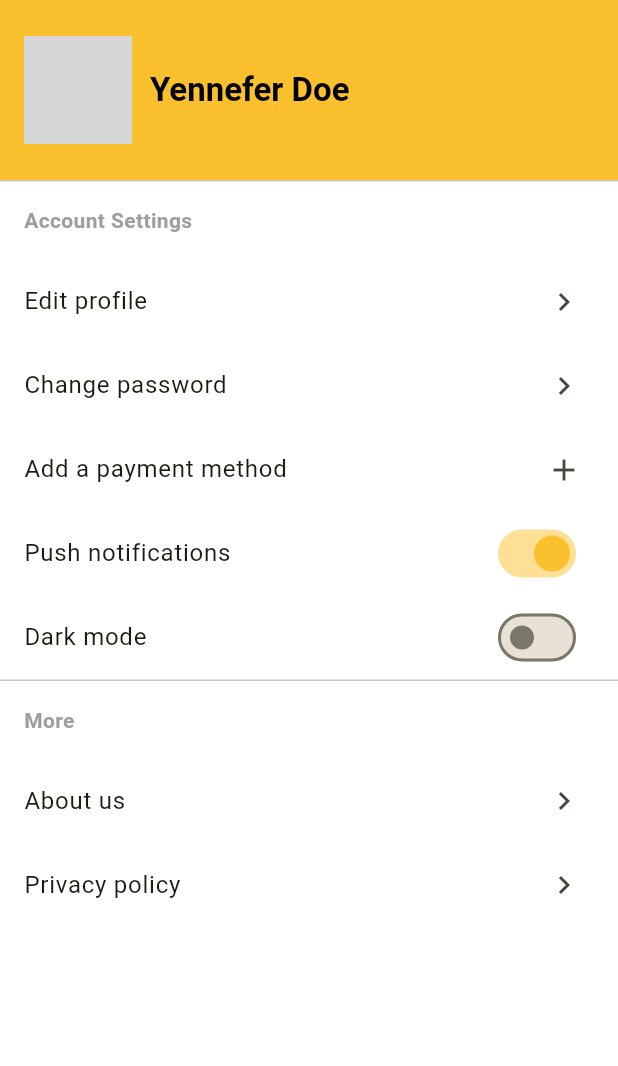
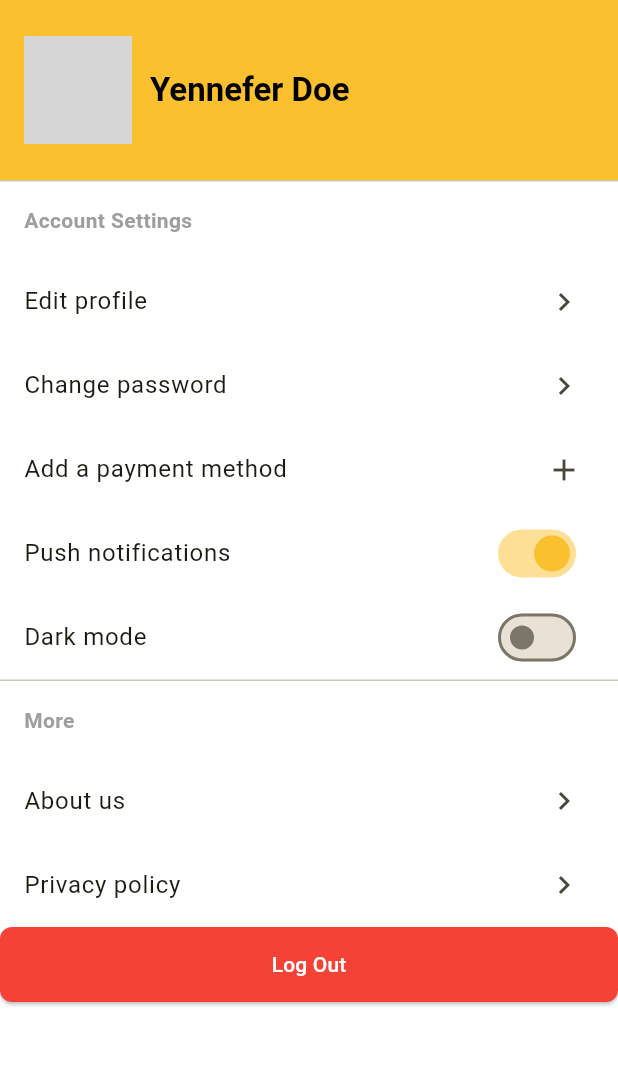
Before and after one commit to k3Dron/linkit, a Flutter app: the SettingsScreen screen opened directly, on a phone screen of 412 x 824 dp, the part 84-1150 px from its top. Run offline on Flutter 3.47's test engine with Material 3 defaults, Android fonts, the phone set to English and light mode, and no system bars; our stand-ins replace cloud_firestore, firebase_auth, firebase_core; accounts and stored records are empty; generated files the repository leaves out were written again; network calls fail; grey boxes are pictures that could not be loaded.

Commit message:
Added new changes

```diff
--- a/lib/main.dart
+++ b/lib/main.dart
@@ -2,6 +2,7 @@
 import 'package:flutter/material.dart';
 import 'package:linkit/firebase_options.dart';
 import 'package:linkit/screens/Chat/controllers/chat_controller.dart';
+import 'package:linkit/screens/Login/login_page.dart';
 import 'package:linkit/screens/main_screen.dart';
 import 'package:provider/provider.dart';
 import 'themes.dart'; // Import our custom theme file
@@ -33,7 +34,7 @@
       theme: AppTheme.lightTheme, // Light theme
       darkTheme: AppTheme.darkTheme, // Dark theme
       themeMode: ThemeMode.system, // Switches based on system settings
-      home: MainScreen(),
+      home: LoginPage(),
     );
   }
 }
--- a/lib/screens/SettingPage/settings_page.dart
+++ b/lib/screens/SettingPage/settings_page.dart
@@ -3,6 +3,7 @@ import 'package:linkit/screens/SettingPage/Components/profile_card.dart';
 import 'package:linkit/screens/SettingPage/Components/section_header.dart';
 import 'package:linkit/screens/SettingPage/Components/settings_switch_tile.dart';
 import 'package:linkit/screens/SettingPage/Components/settings_tile.dart';
+import 'package:linkit/services/SettingsServices/logout.dart';
 
 class SettingsScreen extends StatefulWidget {
   const SettingsScreen({super.key});
@@ -84,6 +85,17 @@ class _SettingsScreenState extends State<SettingsScreen> {
             trailingIcon: Icons.chevron_right,
             onTap: () {},
           ),
+          ElevatedButton(
+            style: ElevatedButton.styleFrom(
+              backgroundColor: Colors.red,
+              foregroundColor: Colors.white,
+              padding: const EdgeInsets.symmetric(vertical: 15),
+              shape: RoundedRectangleBorder(
+                borderRadius: BorderRadius.circular(8),
+              ),
+            ),
+            onPressed: firebaseLogout,
+            child: Text('Log Out'))
         ],
       ),
     );
--- /dev/null
+++ b/lib/services/SettingsServices/logout.dart
@@ -0,0 +1,5 @@
+import 'package:firebase_auth/firebase_auth.dart';
+
+void firebaseLogout() {
+  FirebaseAuth.instance.signOut();
+}
--- a/pubspec.yaml
+++ b/pubspec.yaml
@@ -35,6 +35,7 @@ dependencies:
   google_sign_in: ^7.1.1
   provider: ^6.1.5+1
   cloud_firestore: ^6.0.0
+  location: ^5.0.0
 
 
   # The following adds the Cupertino Icons font to your application.
```
Also changed, not shown: pubspec.lock, 2 other files.
